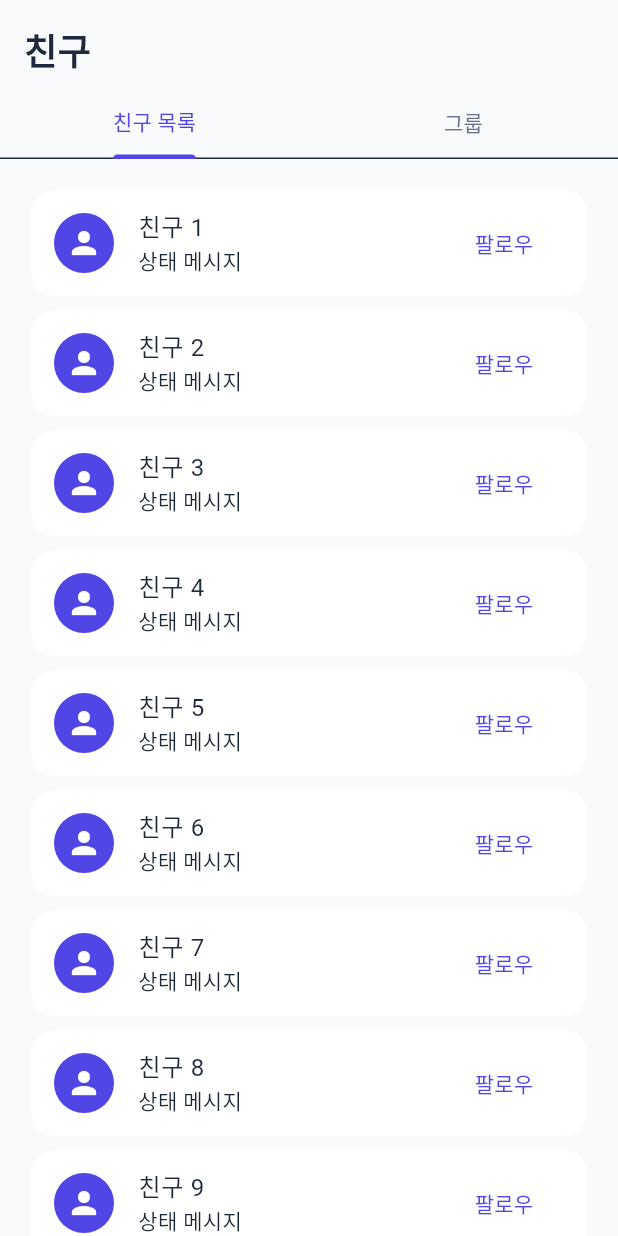
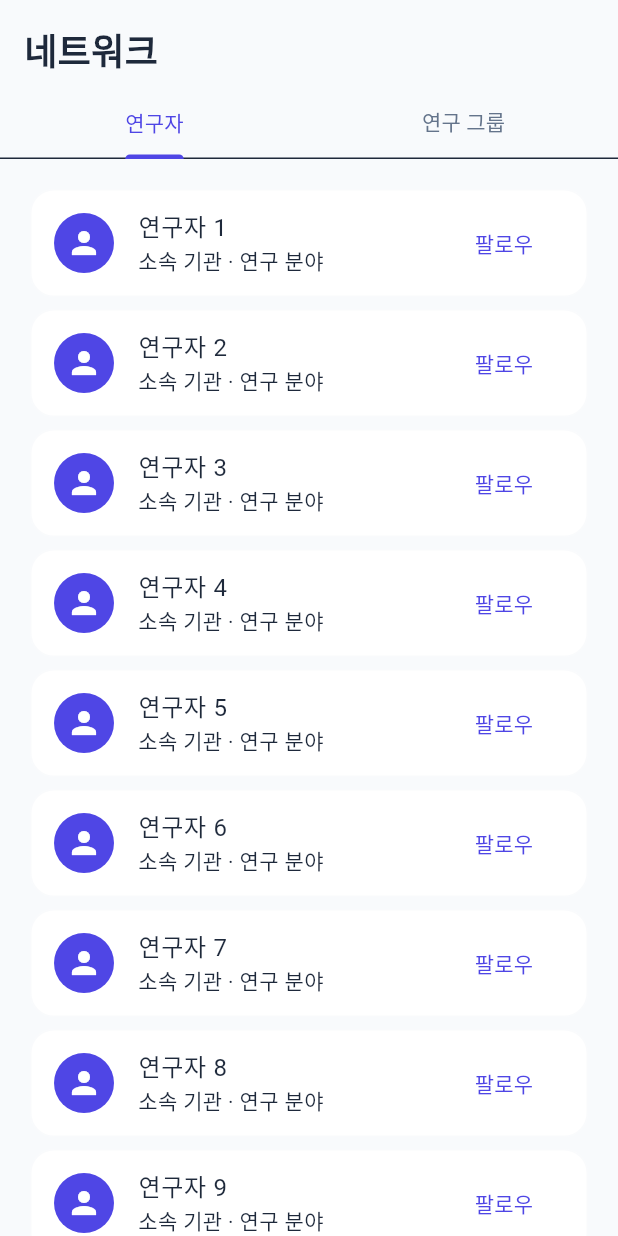
Before and after one commit to minhjih/dailyexp, a Flutter app: the SocialScreen widget shown alone on an empty page, opened directly with empty values, on a phone screen of 412 x 824 dp. Run offline on Flutter 3.47's test engine with Material 3 defaults, Android fonts, the phone set to English and light mode, and no system bars; our stand-ins replace dio, motion_tab_bar_v2, shared_preferences; accounts and stored records are empty; network calls fail.

Commit message:
프론트 중대 오류 수정

```diff
--- a/frontend/lib/screens/social/social_screen.dart
+++ b/frontend/lib/screens/social/social_screen.dart
@@ -15,7 +15,7 @@ class SocialScreen extends StatelessWidget {
   Widget build(BuildContext context) {
     return Column(
       children: [
-        const ScreenHeader(title: '친구'),
+        const ScreenHeader(title: '네트워크'),
         Expanded(
           child: DefaultTabController(
             length: 2,
@@ -23,8 +23,8 @@ class SocialScreen extends StatelessWidget {
               children: [
                 TabBar(
                   tabs: const [
-                    Tab(text: '친구 목록'),
-                    Tab(text: '그룹'),
+                    Tab(text: '연구자'),
+                    Tab(text: '연구 그룹'),
                   ],
                   labelColor: primaryColor,
                   unselectedLabelColor: secondaryTextColor,
@@ -32,7 +32,7 @@ class SocialScreen extends StatelessWidget {
                 Expanded(
                   child: TabBarView(
                     children: [
-                      _buildFriendsList(),
+                      _buildResearchersList(),
                       _buildGroupsList(),
                     ],
                   ),
@@ -45,7 +45,7 @@ class SocialScreen extends StatelessWidget {
     );
   }
 
-  Widget _buildFriendsList() {
+  Widget _buildResearchersList() {
     return ListView.builder(
       controller: scrollController,
       itemCount: 10,
@@ -56,8 +56,8 @@ class SocialScreen extends StatelessWidget {
             leading: const CircleAvatar(
               child: Icon(Icons.person),
             ),
-            title: Text('친구 ${index + 1}'),
-            subtitle: const Text('상태 메시지'),
+            title: Text('연구자 ${index + 1}'),
+            subtitle: const Text('소속 기관 · 연구 분야'),
             trailing: TextButton(
               child: const Text('팔로우'),
               onPressed: () {},
```
Also changed, not shown: frontend/lib/screens/feed/feed_screen.dart (+73 -11 lines), frontend/lib/screens/main/main_screen.dart (+23 -5 lines).
